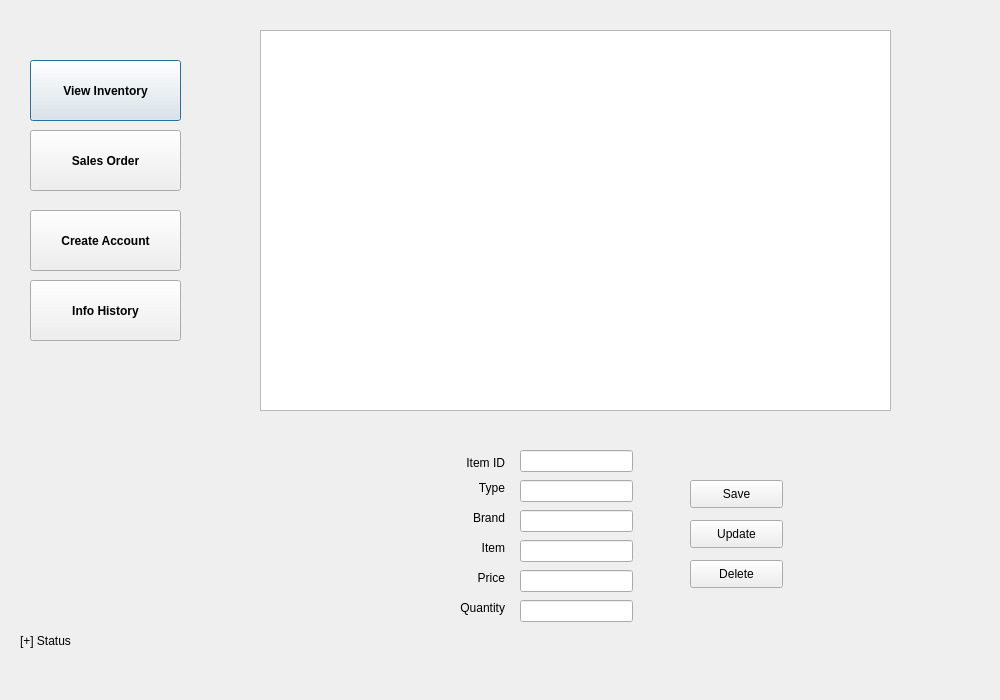
Old version of the form iteminfo.ui in the repository Aromakc/Retailhub.
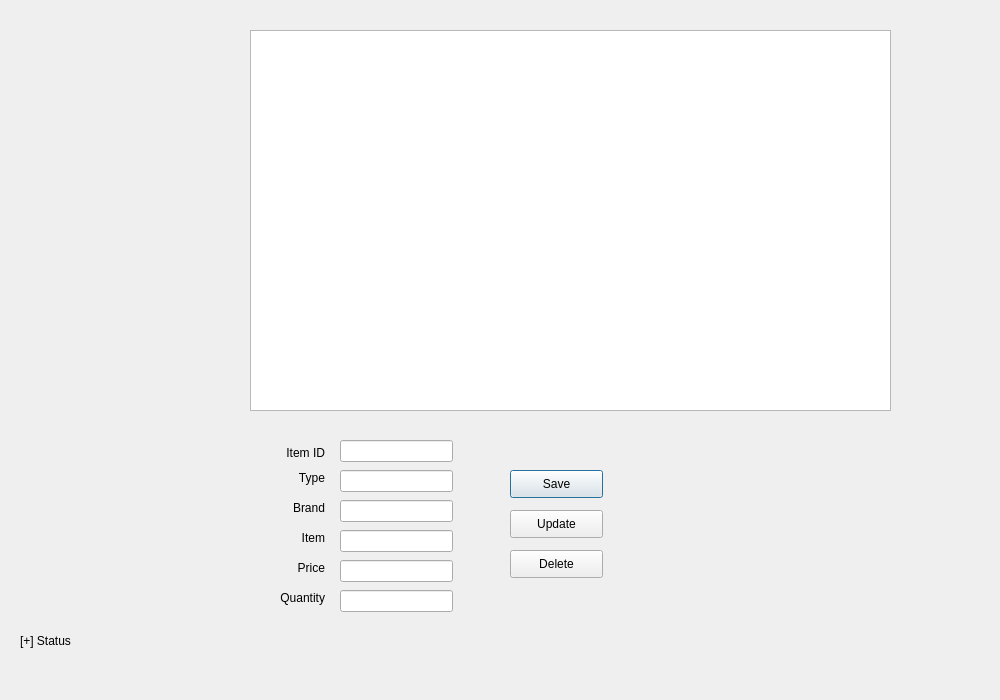
New version of the form.

The edit to the form file:
```diff
--- a/iteminfo.ui
+++ b/iteminfo.ui
@@ -39,32 +39,12 @@
   <property name="windowTitle">
    <string>Dialog</string>
   </property>
-  <widget class="QPushButton" name="pushButton_vinv">
-   <property name="geometry">
-    <rect>
-     <x>30</x>
-     <y>60</y>
-     <width>151</width>
-     <height>61</height>
-    </rect>
-   </property>
-   <property name="font">
-    <font>
-     <weight>75</weight>
-     <bold>true</bold>
-     <strikeout>false</strikeout>
-    </font>
-   </property>
-   <property name="text">
-    <string>View Inventory</string>
-   </property>
-  </widget>
   <widget class="QTableView" name="tableView">
    <property name="geometry">
     <rect>
-     <x>260</x>
+     <x>250</x>
      <y>30</y>
-     <width>631</width>
+     <width>641</width>
      <height>381</height>
     </rect>
    </property>
@@ -97,8 +77,8 @@
   <widget class="QLabel" name="label">
    <property name="geometry">
     <rect>
-     <x>450</x>
-     <y>480</y>
+     <x>270</x>
+     <y>470</y>
      <width>55</width>
      <height>16</height>
     </rect>
@@ -113,8 +93,8 @@
   <widget class="QLabel" name="label_2">
    <property name="geometry">
     <rect>
-     <x>450</x>
-     <y>510</y>
+     <x>270</x>
+     <y>500</y>
      <width>55</width>
      <height>16</height>
     </rect>
@@ -129,8 +109,8 @@
   <widget class="QLabel" name="label_3">
    <property name="geometry">
     <rect>
-     <x>450</x>
-     <y>540</y>
+     <x>270</x>
+     <y>530</y>
      <width>55</width>
      <height>16</height>
     </rect>
@@ -145,8 +125,8 @@
   <widget class="QLabel" name="label_4">
    <property name="geometry">
     <rect>
-     <x>450</x>
-     <y>570</y>
+     <x>270</x>
+     <y>560</y>
      <width>55</width>
      <height>16</height>
     </rect>
@@ -161,8 +141,8 @@
   <widget class="QLabel" name="label_5">
    <property name="geometry">
     <rect>
-     <x>450</x>
-     <y>600</y>
+     <x>270</x>
+     <y>590</y>
      <width>55</width>
      <height>16</height>
     </rect>
@@ -177,8 +157,8 @@
   <widget class="QLineEdit" name="lineEdit_brand">
    <property name="geometry">
     <rect>
-     <x>520</x>
-     <y>510</y>
+     <x>340</x>
+     <y>500</y>
      <width>113</width>
      <height>22</height>
     </rect>
@@ -187,8 +167,8 @@
   <widget class="QLineEdit" name="lineEdit_item">
    <property name="geometry">
     <rect>
-     <x>520</x>
-     <y>540</y>
+     <x>340</x>
+     <y>530</y>
      <width>113</width>
      <height>22</height>
     </rect>
@@ -197,8 +177,8 @@
   <widget class="QLineEdit" name="lineEdit_price">
    <property name="geometry">
     <rect>
-     <x>520</x>
-     <y>570</y>
+     <x>340</x>
+     <y>560</y>
      <width>113</width>
      <height>22</height>
     </rect>
@@ -207,8 +187,8 @@
   <widget class="QLineEdit" name="lineEdit_qty">
    <property name="geometry">
     <rect>
-     <x>520</x>
-     <y>600</y>
+     <x>340</x>
+     <y>590</y>
      <width>113</width>
      <height>22</height>
     </rect>
@@ -217,8 +197,8 @@
   <widget class="QPushButton" name="pushButton">
    <property name="geometry">
     <rect>
-     <x>690</x>
-     <y>480</y>
+     <x>510</x>
+     <y>470</y>
      <width>93</width>
      <height>28</height>
     </rect>
@@ -230,8 +210,8 @@
   <widget class="QPushButton" name="update">
    <property name="geometry">
     <rect>
-     <x>690</x>
-     <y>520</y>
+     <x>510</x>
+     <y>510</y>
      <width>93</width>
      <height>28</height>
     </rect>
@@ -243,8 +223,8 @@
   <widget class="QPushButton" name="pushButton_delete">
    <property name="geometry">
     <rect>
-     <x>690</x>
-     <y>560</y>
+     <x>510</x>
+     <y>550</y>
      <width>93</width>
      <height>28</height>
     </rect>
@@ -256,8 +236,8 @@
   <widget class="QLabel" name="label_6">
    <property name="geometry">
     <rect>
-     <x>450</x>
-     <y>455</y>
+     <x>270</x>
+     <y>445</y>
      <width>55</width>
      <height>16</height>
     </rect>
@@ -272,8 +252,8 @@
   <widget class="QLineEdit" name="lineEdit_iid">
    <property name="geometry">
     <rect>
-     <x>520</x>
-     <y>450</y>
+     <x>340</x>
+     <y>440</y>
      <width>113</width>
      <height>22</height>
     </rect>
@@ -282,73 +262,13 @@
   <widget class="QLineEdit" name="lineEdit_type">
    <property name="geometry">
     <rect>
-     <x>520</x>
-     <y>480</y>
+     <x>340</x>
+     <y>470</y>
      <width>113</width>
      <height>22</height>
     </rect>
    </property>
   </widget>
-  <widget class="QPushButton" name="create_account">
-   <property name="geometry">
-    <rect>
-     <x>30</x>
-     <y>210</y>
-     <width>151</width>
-     <height>61</height>
-    </rect>
-   </property>
-   <property name="font">
-    <font>
-     <weight>75</weight>
-     <bold>true</bold>
-     <strikeout>false</strikeout>
-    </font>
-   </property>
-   <property name="text">
-    <string>Create Account</string>
-   </property>
-  </widget>
-  <widget class="QPushButton" name="sales_order">
-   <property name="geometry">
-    <rect>
-     <x>30</x>
-     <y>130</y>
-     <width>151</width>
-     <height>61</height>
-    </rect>
-   </property>
-   <property name="font">
-    <font>
-     <weight>75</weight>
-     <bold>true</bold>
-     <strikeout>false</strikeout>
-    </font>
-   </property>
-   <property name="text">
-    <string>Sales Order</string>
-   </property>
-  </widget>
-  <widget class="QPushButton" name="report">
-   <property name="geometry">
-    <rect>
-     <x>30</x>
-     <y>280</y>
-     <width>151</width>
-     <height>61</height>
-    </rect>
-   </property>
-   <property name="font">
-    <font>
-     <weight>75</weight>
-     <bold>true</bold>
-     <strikeout>false</strikeout>
-    </font>
-   </property>
-   <property name="text">
-    <string>Info History</string>
-   </property>
-  </widget>
  </widget>
  <resources/>
  <connections/>
```
